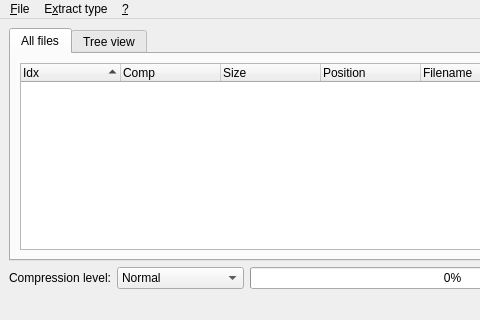
The window that grfbuilder/MainWindow.ui (MagicalTux/grf) describes before a commit, drawn with Qt 5; both pictures show x 0 to 480 and y 0 to 320 of the 775 by 320 pixel window.
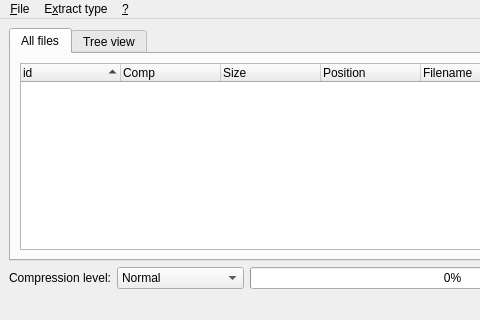
The same window after the commit.

Diff of the .ui file:
```diff
--- a/grfbuilder/MainWindow.ui
+++ b/grfbuilder/MainWindow.ui
@@ -304,7 +304,7 @@
               </property>
               <column>
                <property name="text" >
-                <string>Idx</string>
+                <string>id</string>
                </property>
               </column>
               <column>
```
